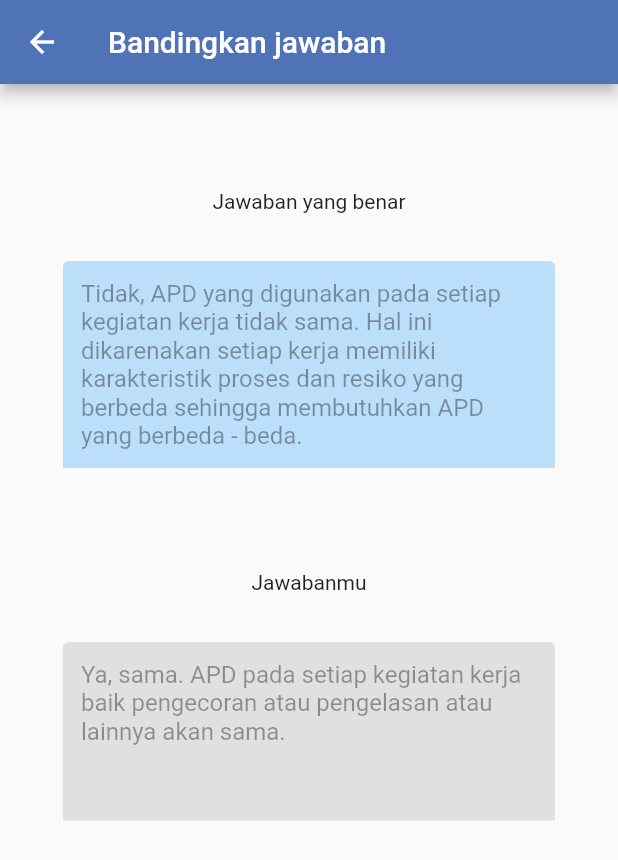
After one commit to anyataa/EduAppFlutter, a Flutter app: the KeseehatanDanKeselamatan screen opened by its route, scrolled down 1421 dp, after a tap on "Serahkan jawaban", on a phone screen of 412 x 824 dp. The commit adds this screen. Shown: the top 860 px of the screen. Run offline on Flutter 3.47's test engine with Material 2 defaults, Android fonts, the phone set to English and light mode, and no system bars; our stand-ins replace fancy_bottom_navigation; network calls fail.

Commit message:
final backup

```diff
--- a/lib/eduapp/home.dart
+++ b/lib/eduapp/home.dart
@@ -32,11 +32,8 @@ class _HomeScreenState extends State<HomeScreen> {
                   child: Card(
                     child: Column(
                       children: <Widget>[
-                        SizedBox(
-                          height: 20,
-                        ),
                         Container(
-                          margin: EdgeInsets.symmetric(vertical: 10.0),
+                          margin: EdgeInsets.symmetric(vertical: 5.0),
                           child: CircleAvatar(
                             backgroundColor: Colors.white,
                             backgroundImage: AssetImage(
--- a/lib/eduapp/login.dart
+++ b/lib/eduapp/login.dart
@@ -128,8 +128,7 @@ class _LoginScreenState extends State<LoginScreen> {
                   onPressed: () {
                     Navigator.pushNamed(context, RegisterScreen.id);
                   },
-                  child:
-                      Center(child: Text('Belum punya akun? Daftar di sini'))),
+                  child: Center(child: Text('Belum punya akun? Buat di sini'))),
             ],
           ),
         ),
--- /dev/null
+++ b/lib/lessons/K3L/K3L self regulatory.dart
@@ -0,0 +1,100 @@
+import 'package:flutter/material.dart';
+
+class K3LRegulatory extends StatelessWidget {
+  static String id = 'SelfRegulatoryK3L';
+  @override
+  Widget build(BuildContext context) {
+    return Scaffold(
+      appBar: AppBar(
+        title: Text('Bandingkan jawaban'),
+      ),
+      body: SingleChildScrollView(
+        child: Padding(
+          padding: EdgeInsets.symmetric(horizontal: 30.0, vertical: 60.0),
+          child: Column(
+            mainAxisAlignment: MainAxisAlignment.center,
+            crossAxisAlignment: CrossAxisAlignment.stretch,
+            children: <Widget>[
+              Row(
+                mainAxisAlignment: MainAxisAlignment.center,
+                children: <Widget>[],
+              ),
+              SizedBox(
+                height: 10.0,
+              ),
+              Column(
+                crossAxisAlignment: CrossAxisAlignment.center,
+                children: <Widget>[
+                  Center(
+                    child: Text('Jawaban yang benar'),
+                  ),
+                ],
+              ),
+              SizedBox(
+                height: 20,
+              ),
+              _buildTextFieldTrue(),
+              SizedBox(
+                height: 50,
+              ),
+              Column(
+                crossAxisAlignment: CrossAxisAlignment.center,
+                children: <Widget>[
+                  Center(
+                    child: Text('Jawabanmu'),
+                  ),
+                ],
+              ),
+              SizedBox(
+                height: 20,
+              ),
+              _buildTextField(),
+              SizedBox(
+                height: 20,
+              ),
+            ],
+          ),
+        ),
+      ),
+    );
+  }
+}
+
+Widget _buildTextField() {
+  final maxLines = 5;
+
+  return Container(
+    margin: EdgeInsets.all(12),
+    height: maxLines * 24.0,
+    child: TextField(
+      maxLines: maxLines,
+      decoration: InputDecoration(
+        hintText:
+            "Ya, sama. APD pada setiap kegiatan kerja baik pengecoran atau pengelasan atau lainnya akan sama.",
+        fillColor: Colors.grey[300],
+        filled: true,
+        enabled: false,
+      ),
+    ),
+  );
+}
+
+Widget _buildTextFieldTrue() {
+  final maxLines = 6;
+
+  return Container(
+    margin: EdgeInsets.all(12),
+    height: maxLines * 24.0,
+    child: TextField(
+      style: TextStyle(color: Colors.black),
+      maxLines: maxLines,
+      decoration: InputDecoration(
+        hintText:
+            "Tidak, APD yang digunakan pada setiap kegiatan kerja tidak sama. Hal ini dikarenakan setiap kerja memiliki karakteristik proses dan resiko yang berbeda sehingga membutuhkan APD yang berbeda - beda.",
+        fillColor: Colors.blue[100],
+        filled: true,
+        enabled: false,
+      ),
+    ),
+  );
+}
--- a/lib/lessons/K3L/K3L.dart
+++ b/lib/lessons/K3L/K3L.dart
@@ -1,10 +1,7 @@
 import 'package:flutter/material.dart';
-import 'package:fancy_bottom_navigation/fancy_bottom_navigation.dart';
-import 'package:flutter_app/games/games.dart';
-import 'package:flutter_app/eduapp/home.dart';
+
 import 'package:flutter_app/eduapp/navigation.dart';
-import 'package:flutter_app/eduapp/Penilaian.dart';
-import 'package:flutter_app/lessons/lessonView.dart';
+import 'package:flutter_app/lessons/K3L/K3L%20self%20regulatory.dart';
 
 class KeseehatanDanKeselamatan extends StatefulWidget {
   static String id = 'KesehatanDanKeselamatan_screen';
@@ -317,10 +314,63 @@ class _KeseehatanDanKeselamatanState extends State<KeseehatanDanKeselamatan> {
                           ),
                           textAlign: TextAlign.left,
                         ),
+                        Text(
+                          'Menurutmu?',
+                          style: TextStyle(
+                            fontSize: 15,
+                            fontWeight: FontWeight.bold,
+                          ),
+                          textAlign: TextAlign.center,
+                        ),
+                        Text(
+                          'Apakah uraian ragam APD yang diberikan sudah cukup? Apakah ragam APD pada setiap kegiatan kerja selalu sama? apakah APD untuk kegiatan pengecoran akan sama dengan APD untuk kegiatan pengelasan?',
+                          style: TextStyle(
+                            fontSize: 15,
+                          ),
+                          textAlign: TextAlign.center,
+                        ),
+                        SizedBox(
+                          height: 20,
+                        ),
+                        Text(
+                          'Penggunaan APD pada semua kegiatan kerja apakah akan selalu sama? Jelaskan alasan dari jawabanmu di bawah ini!',
+                          style: TextStyle(
+                            fontSize: 15,
+                            fontWeight: FontWeight.bold,
+                          ),
+                          textAlign: TextAlign.center,
+                        ),
+                        SizedBox(
+                          height: 10,
+                        ),
+                        _buildTextField(),
+                        Padding(
+                          padding: EdgeInsets.fromLTRB(0, 20, 0, 0),
+                          child: Material(
+                            elevation: 5.0,
+                            color: Color(0xff4f73b6),
+                            borderRadius: BorderRadius.circular(5.0),
+                            child: MaterialButton(
+                              onPressed: () {
+                                Navigator.pushNamed(context, K3LRegulatory.id);
+                              },
+                              child: Text(
+                                'Serahkan jawaban',
+                                style: TextStyle(
+                                    color: Colors.white,
+                                    fontSize: 15.0,
+                                    fontWeight: FontWeight.bold),
+                              ),
+                            ),
+                          ),
+                        ),
                       ],
                     ),
                   ),
                 ),
+                SizedBox(
+                  height: 50,
+                )
               ],
             )
           ],
@@ -330,3 +380,20 @@ class _KeseehatanDanKeselamatanState extends State<KeseehatanDanKeselamatan> {
     );
   }
 }
+
+Widget _buildTextField() {
+  final maxLines = 5;
+
+  return Container(
+    margin: EdgeInsets.all(12),
+    height: maxLines * 24.0,
+    child: TextField(
+      maxLines: maxLines,
+      decoration: InputDecoration(
+        hintText: "Tuliskan jawabanmu di sini",
+        fillColor: Colors.grey[100],
+        filled: true,
+      ),
+    ),
+  );
+}
--- a/lib/lessons/ModulMikrometer.dart
+++ b/lib/lessons/ModulMikrometer.dart
@@ -1,4 +1,5 @@
 import 'package:flutter/material.dart';
+import 'package:flutter_app/eduapp/navigation.dart';
 import 'simulatorMikrometer100.dart';
 
 class ModulMikrometer extends StatefulWidget {
@@ -137,11 +138,15 @@ class _ModulMikrometerState extends State<ModulMikrometer> {
                     SimulatorMikrometer100()
                   ],
                 ),
+              ),
+              SizedBox(
+                height: 50,
               )
             ],
           )
         ],
       ),
+      bottomNavigationBar: NavigationBar(),
     );
   }
 }
--- a/lib/lessons/PengelasanPemotonganPengecoran/pengecoran.dart
+++ b/lib/lessons/PengelasanPemotonganPengecoran/pengecoran.dart
@@ -181,6 +181,9 @@ class _PengecoranLogamState extends State<PengecoranLogam> {
                     ],
                   ),
                 ),
+                SizedBox(
+                  height: 50,
+                )
               ],
             ),
           )
--- a/lib/lessons/PengelasanPemotonganPengecoran/pengelasan.dart
+++ b/lib/lessons/PengelasanPemotonganPengecoran/pengelasan.dart
@@ -1,5 +1,5 @@
 import 'package:flutter/material.dart';
-import 'package:flutter_app/eduapp/navigation.dart';
+
 import 'package:flutter_app/lessons/PengelasanPemotonganPengecoran/lasOksi.dart';
 import 'package:flutter_app/lessons/PengelasanPemotonganPengecoran/lasSmaw.dart';
 
@@ -190,7 +190,7 @@ class _PengelasanLogamState extends State<PengelasanLogam> {
           )
         ],
       ),
-      bottomNavigationBar: NavigationBar(),
+//      bottomNavigationBar: NavigationBar(),
     );
   }
 }
--- a/lib/lessons/lessonContent.dart
+++ b/lib/lessons/lessonContent.dart
@@ -1,7 +1,6 @@
 import 'package:flutter/material.dart';
 import 'package:flutter_app/lessons/ModulMikrometer.dart';
-import 'package:flutter_app/lessons/lessons.dart';
-import 'package:flutter_app/eduapp/login.dart';
+
 import 'package:flutter_app/lessons/modulJangka.dart';
 
 class LessonContentScreen extends StatefulWidget {
--- a/lib/lessons/modulJangka.dart
+++ b/lib/lessons/modulJangka.dart
@@ -162,6 +162,9 @@ class _JangkaSorongState extends State<JangkaSorong> {
                   ],
                 ),
               ),
+              SizedBox(
+                height: 50,
+              )
             ],
           ),
         ],
--- a/lib/lessons/perkakasMesin/MesinGerinda.dart
+++ b/lib/lessons/perkakasMesin/MesinGerinda.dart
@@ -163,7 +163,7 @@ class _MesinGerindaState extends State<MesinGerinda> {
                         ),
                       ),
                       SizedBox(
-                        height: 10,
+                        height: 40,
                       ),
                     ],
                   )
--- a/lib/lessons/perkakasMesin/MesinMilling.dart
+++ b/lib/lessons/perkakasMesin/MesinMilling.dart
@@ -70,6 +70,5 @@ class _MesinMillingState extends State<MesinMilling> {
         ),
       ]),
     );
-    ;
   }
 }
--- a/lib/lessons/perkakasMesin/mesinUmum.dart
+++ b/lib/lessons/perkakasMesin/mesinUmum.dart
@@ -153,6 +153,9 @@ class _MesinUmumState extends State<MesinUmum> {
                       ),
                     ),
                   ),
+                  SizedBox(
+                    height: 50,
+                  )
                 ],
               ),
             ),
--- a/lib/lessons/perkakasMesin/perkakasBertenaga.dart
+++ b/lib/lessons/perkakasMesin/perkakasBertenaga.dart
@@ -272,6 +272,9 @@ class _PerkakasBertenagaState extends State<PerkakasBertenaga> {
                       ],
                     ),
                   ),
+                ),
+                SizedBox(
+                  height: 50,
                 )
               ],
             )
--- a/lib/lessons/simulatorMikrometer1000.dart
+++ b/lib/lessons/simulatorMikrometer1000.dart
@@ -34,6 +34,5 @@ class _SimulatorMikrometer1000State extends State<SimulatorMikrometer1000> {
         ),
       ),
     );
-    ;
   }
 }
--- a/pubspec.yaml
+++ b/pubspec.yaml
@@ -36,8 +36,10 @@ dependencies:
 
 
 dev_dependencies:
+  test: ^1.15.4
   flutter_test:
     sdk: flutter
+
 
 # For information on the generic Dart part of this file, see the
 # following page: https://dart.dev/tools/pub/pubspec
```
Also changed, not shown: lib/counter.dart (added, +7 -0 lines), lib/lessons/lessons.dart (+5 -4 lines), lib/lessons/materi10.dart (added, +83 -0 lines), lib/main.dart (+6 -1 lines), pubspec.lock, 4 other files.
